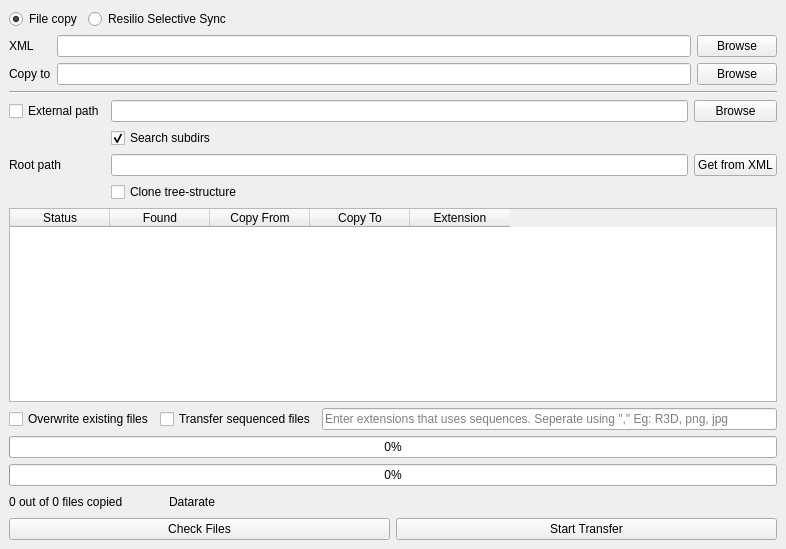
Old version of the form xml_file_copy_ui.ui in the repository EmberLightVFX/XML-File-Copy.
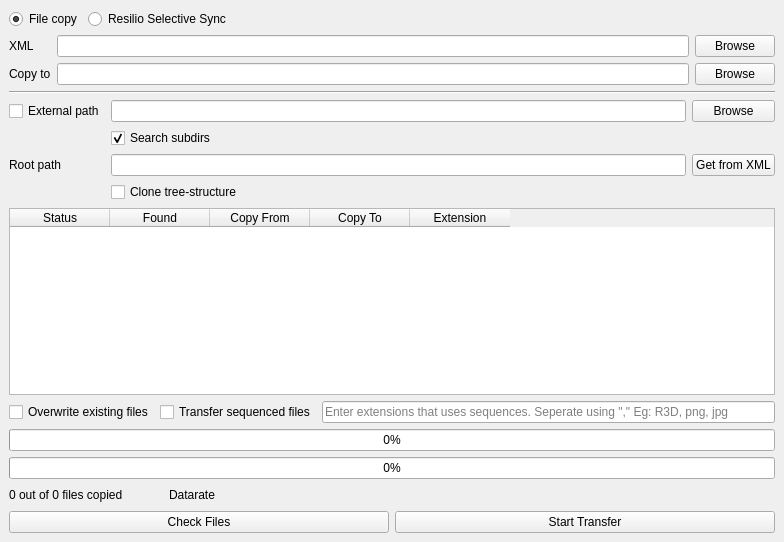
New version of the form.

```diff
--- a/xml_file_copy_ui.ui
+++ b/xml_file_copy_ui.ui
@@ -6,8 +6,8 @@
    <rect>
     <x>0</x>
     <y>0</y>
-    <width>786</width>
-    <height>549</height>
+    <width>784</width>
+    <height>542</height>
    </rect>
   </property>
   <property name="windowTitle">
```
Left out of the diff: 4 changed lines with no effect on the pictures.
